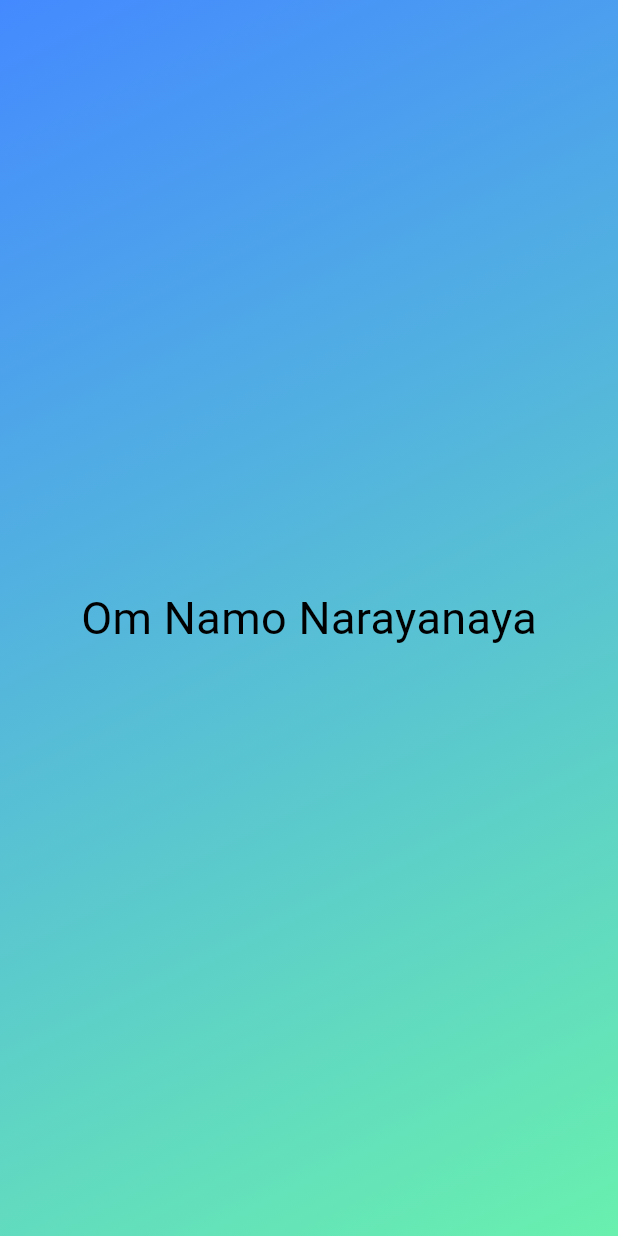
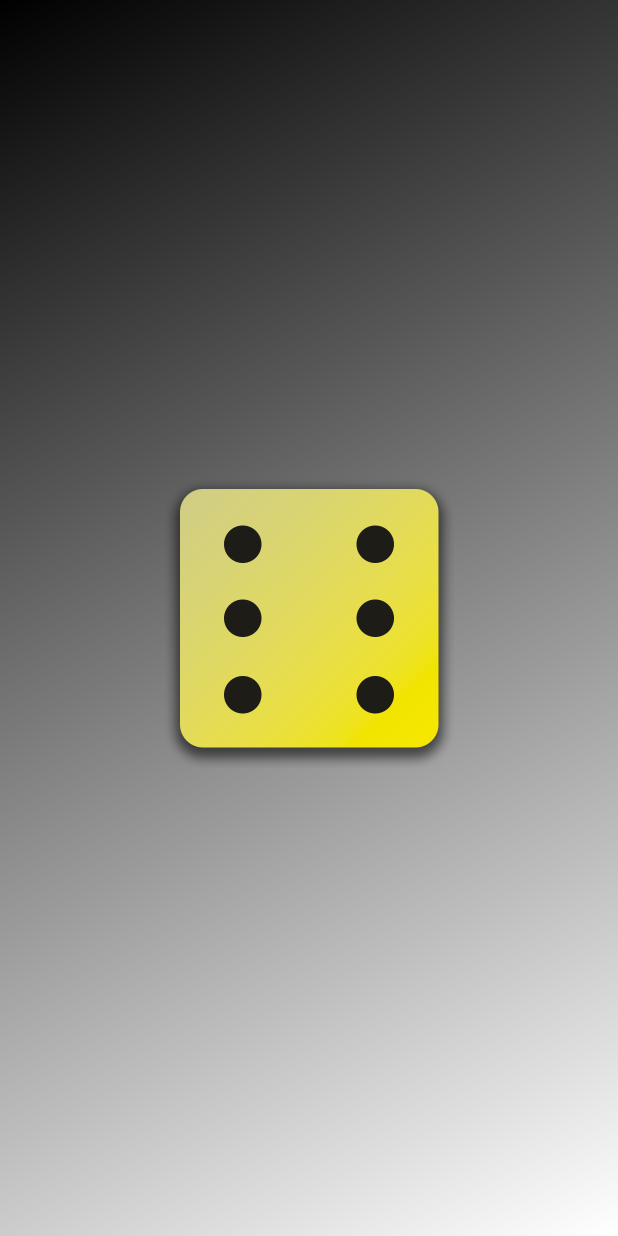
Before and after one commit to Akash8005/roll_dice_trial1, a Flutter app: the screen it shows after launch, on a phone screen of 412 x 824 dp. Run offline on Flutter 3.47's test engine with Material 3 defaults, Android fonts, the light colour scheme and no system bars.

Commit message:
this is my second commit

```diff
--- a/lib/gradient_container.dart
+++ b/lib/gradient_container.dart
@@ -1,23 +1,28 @@
 import 'package:flutter/material.dart';
-import 'package:roll_dice_trial1/styled_text.dart';
+// import 'package:roll_dice_trial1/styled_text.dart';
 
 class GradientContainer extends StatelessWidget {
-  const GradientContainer({super.key});
+  const GradientContainer(this.color1, this.color2, {super.key});
+  final Color color1;
+  final Color color2;
   @override
   Widget build(context) {
     return Container(
-      decoration: const BoxDecoration(
+      decoration: BoxDecoration(
         gradient: LinearGradient(
           colors: [
-            Colors.blueAccent,
-            Colors.greenAccent,
+            color1,
+            color2,
           ],
           begin: Alignment.topLeft,
           end: Alignment.bottomRight,
         ),
       ),
-      child: const Center(
-        child: StyledText("Om Namo Narayanaya"),
+      child: Center(
+        child: Image.asset(
+          'assets/images/dice-6.png',
+          width: 200,
+        ),
       ),
     );
   }
--- a/lib/main.dart
+++ b/lib/main.dart
@@ -3,9 +3,9 @@
 
 void main() {
   runApp(
-    MaterialApp(
+    const MaterialApp(
       home: Scaffold(
-        body: GradientContainer(),
+        body: GradientContainer(Colors.black, Colors.white),
       ),
     ),
   );
```
Also changed, not shown: pubspec.yaml (+11 -3 lines), assets/images/dice-1.png (added), assets/images/dice-2.png (added), assets/images/dice-3.png (added), assets/images/dice-4.png (added), assets/images/dice-5.png (added), assets/images/dice-6.png (added).
